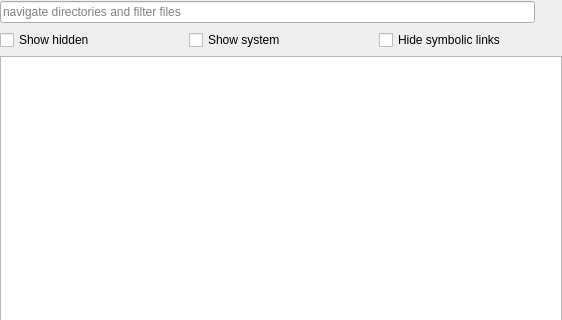
The window that filepicker.ui (Tarsnap/tarsnap-gui) describes before a commit, drawn with Qt 5; both pictures show x 0 to 562 and y 0 to 320 of the 562 by 549 pixel window.
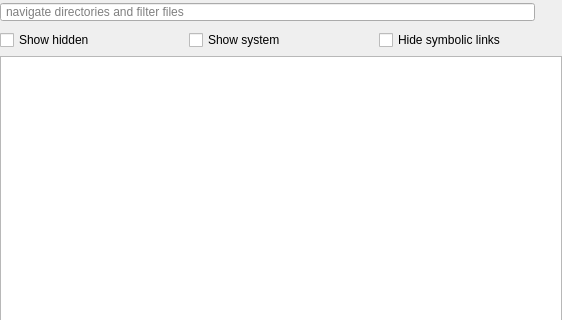
The same window after the commit. Icons and pictures are not drawn.

Commit message: Add FilePickerDialog wrapper around FilePicker widget and use it for the Backup list browse for items.

The edit to the form file:
```diff
--- a/filepicker.ui
+++ b/filepicker.ui
@@ -58,6 +58,11 @@
         <property name="toolTip">
          <string>Quickly navigate directories and filter files using regular expressions</string>
         </property>
+        <property name="styleSheet">
+         <string notr="true">QLineEdit {
+padding-left: 3px;
+}</string>
+        </property>
         <property name="placeholderText">
          <string>navigate directories and filter files</string>
         </property>
```
Left out of the diff: 6 changed lines with no effect on the pictures. The commit also changes 7 other files.
